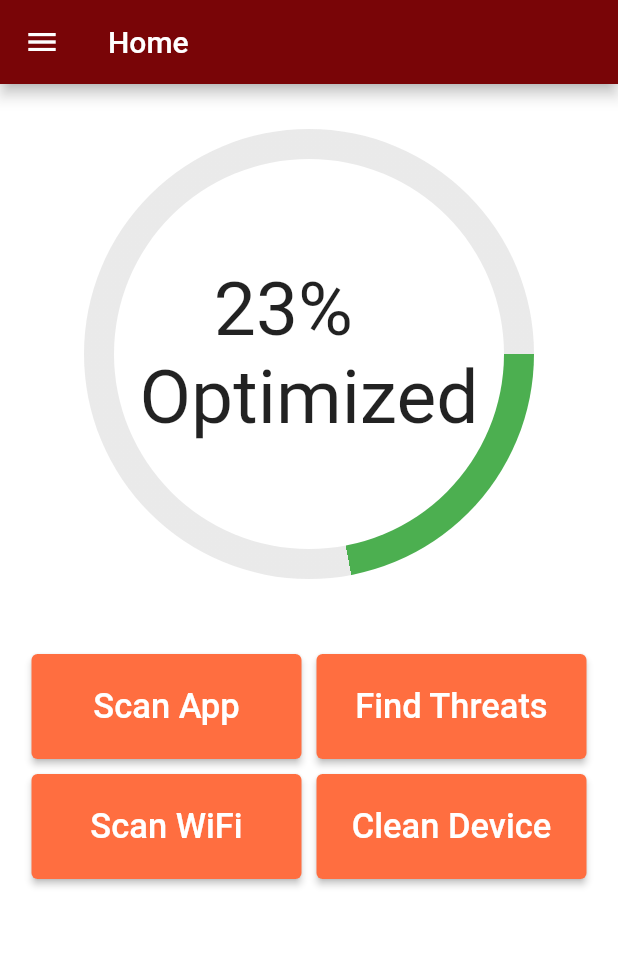
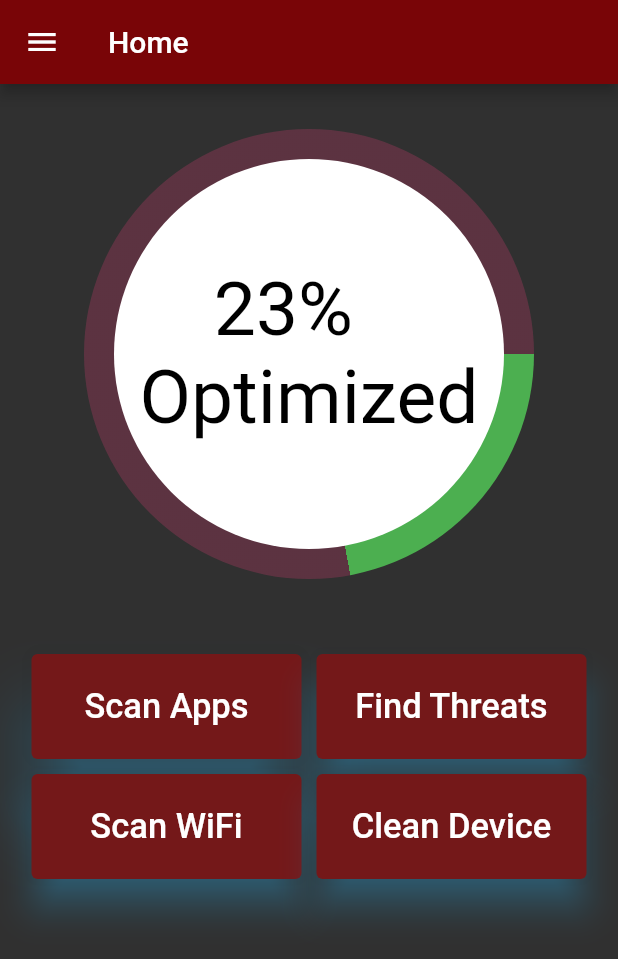
Before and after one commit to akanshasen/mobileShielding, a Flutter app: the screen it shows after launch, after a tap on "Login", on a phone screen of 412 x 824 dp. Shown: the top 959 px of the screen. Run offline on Flutter 3.47's test engine with Material 2 defaults, Android fonts, the phone set to English and light mode, and no system bars; our stand-ins replace fluttertoast.

Commit message:
added the menu slide bar - need to add clickables, made the app mode as dark mode and added shadow effect to buttons now looking more clickable

```diff
--- a/lib/homepageButtons.dart
+++ b/lib/homepageButtons.dart
@@ -10,18 +10,34 @@ class HomePage extends StatelessWidget {
     final size = 300.0;
 
     return MaterialApp(
+      theme: ThemeData(
+          brightness: Brightness.dark, primaryColor: Color(0xff790507)),
       debugShowCheckedModeBanner: false,
       home: Builder(
         builder: (context) => Scaffold(
           appBar: AppBar(
-            leading: IconButton(
-              icon: Icon(Icons.menu),
-              onPressed: () {},
-            ),
             backgroundColor: Color(0xff790507),
             title: Text('Home'),
           ),
-          backgroundColor: Color(0xffffffff),
+          drawer: new Drawer(
+            child: ListView(
+              children: [
+                new UserAccountsDrawerHeader(
+                  accountName: new Text(
+                    'Akansha Sen',
+                  ),
+                  accountEmail: new Text(
+                    'akanshasen@msd.com',
+                  ),
+                  currentAccountPicture: new CircleAvatar(
+                    backgroundImage:
+                        new AssetImage('assets/MobileShieldingLogo.jpg'),
+                  ),
+                ),
+              ],
+            ),
+          ),
+          //backgroundColor: Color(0xffffffff),
           body: SingleChildScrollView(
             child: Column(
               children: [
@@ -41,12 +57,12 @@ class HomePage extends StatelessWidget {
                               shaderCallback: (rect) {
                                 return SweepGradient(
                                     startAngle: 0.0,
-                                    endAngle: TWO_PI,
+                                    endAngle: 6.3,
                                     stops: [value, value],
                                     center: Alignment.center,
                                     colors: [
                                       Colors.green,
-                                      Colors.grey.withAlpha(55)
+                                      Colors.pinkAccent.withAlpha(55)
                                     ]).createShader(rect);
                               },
                               child: Container(
@@ -69,7 +85,8 @@ class HomePage extends StatelessWidget {
                                 child: Center(
                                   child: Text(
                                     "    $percentage%" + "\nOptimized",
-                                    style: TextStyle(fontSize: 50),
+                                    style: TextStyle(
+                                        fontSize: 50, color: Colors.black),
                                   ),
                                 ),
                               ),
@@ -100,9 +117,12 @@ class HomePage extends StatelessWidget {
                               );
                             },
                             style: ElevatedButton.styleFrom(
-                                primary: Colors.deepOrangeAccent),
+                              primary: Color(0xff741819),
+                              shadowColor: Colors.lightBlueAccent,
+                              elevation: 20.0,
+                            ),
                             child: Text(
-                              'Scan App',
+                              'Scan Apps',
                               style: TextStyle(
                                 color: Colors.white,
                                 fontSize: 23,
@@ -124,7 +144,10 @@ class HomePage extends StatelessWidget {
                             );
                           },
                           style: ElevatedButton.styleFrom(
-                              primary: Colors.deepOrangeAccent),
+                            primary: Color(0xff741819),
+                            shadowColor: Colors.lightBlueAccent,
+                            elevation: 10.0,
+                          ),
                           child: Text(
                             'Find Threats',
                             style: TextStyle(
@@ -150,7 +173,10 @@ class HomePage extends StatelessWidget {
                           child: ElevatedButton(
                             onPressed: () {},
                             style: ElevatedButton.styleFrom(
-                                primary: Colors.deepOrangeAccent),
+                              primary: Color(0xff741819),
+                              shadowColor: Colors.lightBlueAccent,
+                              elevation: 10.0,
+                            ),
                             child: Text(
                               'Scan WiFi',
                               style: TextStyle(
@@ -167,7 +193,10 @@ class HomePage extends StatelessWidget {
                         child: ElevatedButton(
                           onPressed: () {},
                           style: ElevatedButton.styleFrom(
-                              primary: Colors.deepOrangeAccent),
+                            primary: Color(0xff741819),
+                            shadowColor: Colors.lightBlueAccent,
+                            elevation: 10.0,
+                          ),
                           child: Text(
                             'Clean Device',
                             style: TextStyle(
--- a/lib/main.dart
+++ b/lib/main.dart
@@ -9,6 +9,8 @@ class MsApp extends StatelessWidget {
   @override
   Widget build(BuildContext context) {
     return MaterialApp(
+        theme: ThemeData(
+            brightness: Brightness.dark, primaryColor: Color(0xff790507)),
       home: new LoginPage(),
       debugShowCheckedModeBanner: false,
     );
```
